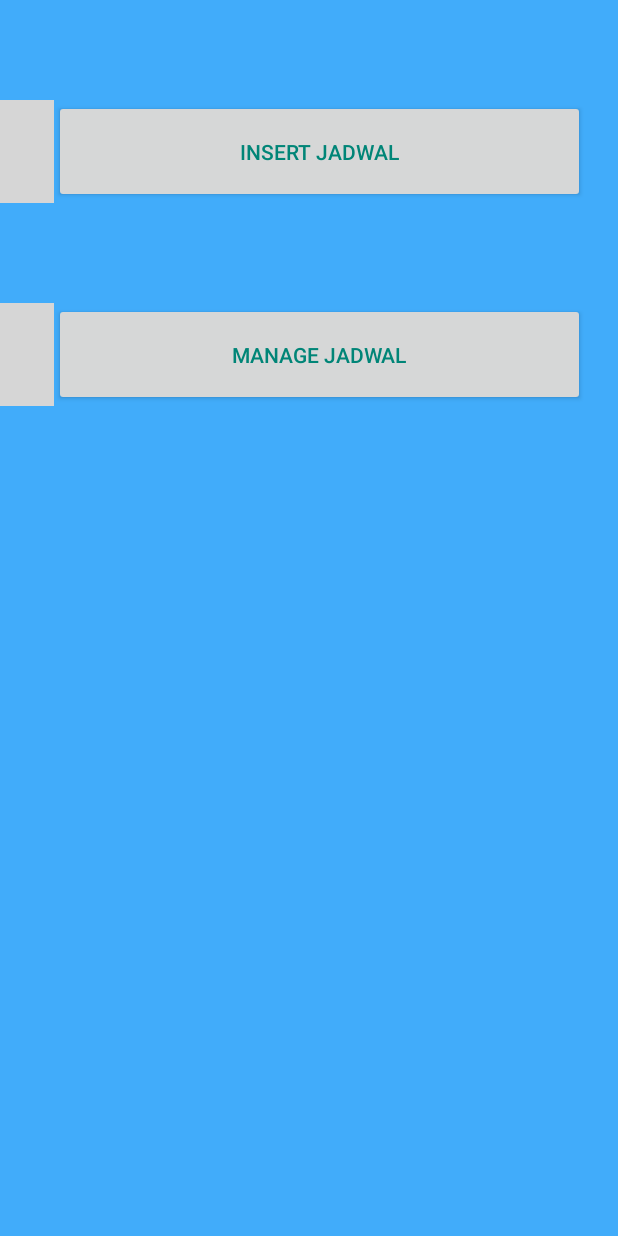
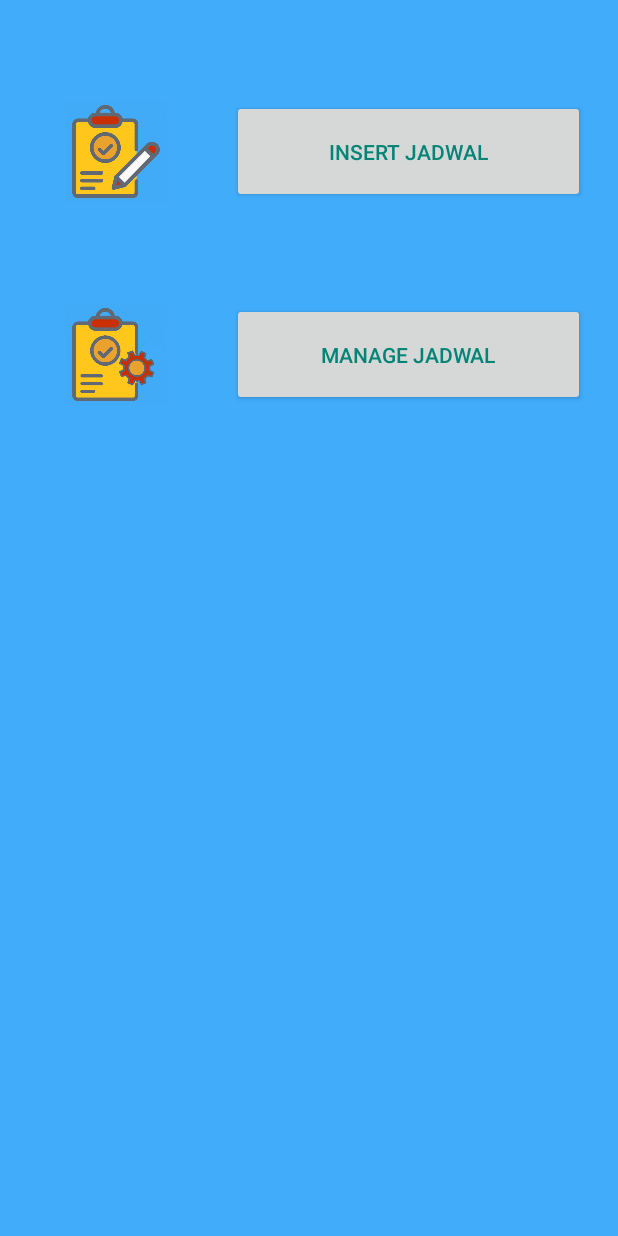
Before and after one commit to ephybobo/SekTK, an Android app: the layout activity_main_menu_jadwal.xml on its own in the app's theme, with its tools: preview values and no code run, on a phone screen of 412 x 824 dp. Run offline under Robolectric (Android 15) with nearby library versions, the phone set to English and light mode, and no system bars; grey boxes are pictures that could not be loaded.

Commit message:
fix icon name

```diff
--- a/app/src/main/res/layout/activity_main_menu_jadwal.xml
+++ b/app/src/main/res/layout/activity_main_menu_jadwal.xml
@@ -25,7 +25,7 @@
                 android:layout_width="wrap_content"
                 android:layout_height="match_parent"
                 android:layout_weight="0.5"
-                app:srcCompat="@drawable/insertJadwal" />
+                app:srcCompat="@drawable/insertjadwal" />
 
             <Button
                 android:id="@+id/matakuliah"
@@ -54,7 +54,7 @@
             android:layout_width="wrap_content"
             android:layout_height="match_parent"
             android:layout_weight="0.5"
-            app:srcCompat="@drawable/manageJadwal" />
+            app:srcCompat="@drawable/managejadwal" />
 
         <Button
             android:id="@+id/dosen"
@@ -85,7 +85,7 @@
                 android:layout_width="wrap_content"
                 android:layout_height="match_parent"
                 android:layout_weight="0.5"
-                app:srcCompat="@drawable/lihatJadwal" />
+                app:srcCompat="@drawable/lihatjadwal" />
 
             <Button
                 android:id="@+id/hari"
--- a/app/src/main/res/layout/activity_main_menu_ruang.xml
+++ b/app/src/main/res/layout/activity_main_menu_ruang.xml
@@ -25,7 +25,7 @@
                 android:layout_width="wrap_content"
                 android:layout_height="match_parent"
                 android:layout_weight="0.5"
-                app:srcCompat="@drawable/insertJadwal" />
+                app:srcCompat="@drawable/insertjadwal" />
 
             <Button
                 android:id="@+id/matakuliah"
@@ -54,7 +54,7 @@
                 android:layout_width="wrap_content"
                 android:layout_height="match_parent"
                 android:layout_weight="0.5"
-                app:srcCompat="@drawable/manageJadwal" />
+                app:srcCompat="@drawable/managejadwal" />
 
             <Button
                 android:id="@+id/dosen"
@@ -84,7 +84,7 @@
                 android:layout_width="wrap_content"
                 android:layout_height="match_parent"
                 android:layout_weight="0.5"
-                app:srcCompat="@drawable/lihatJadwal" />
+                app:srcCompat="@drawable/lihatjadwal" />
 
             <Button
                 android:id="@+id/hari"
```
